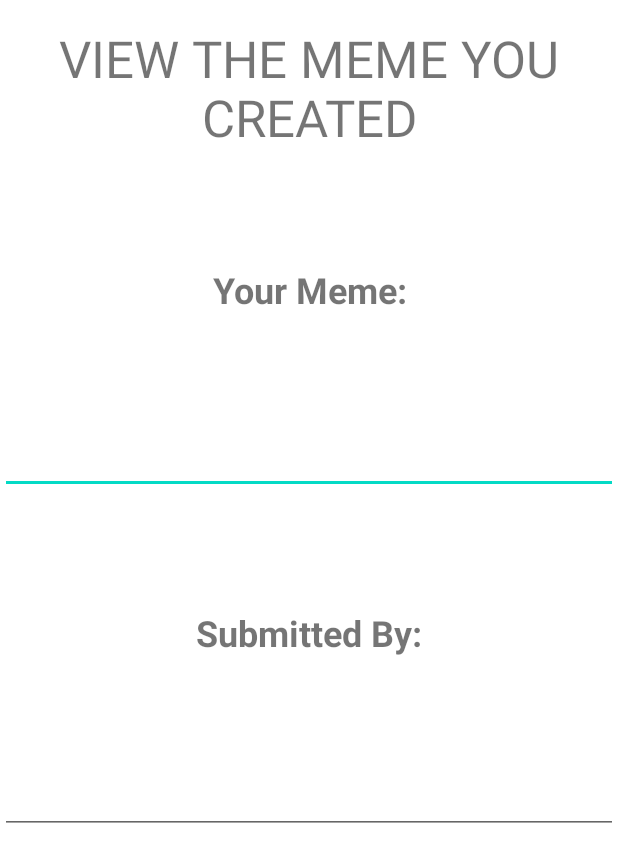
After one commit to ETS-Android2/meme-creator, an Android app: the layout meme_view.xml on its own in the app's theme, with its tools: preview values and no code run, on a phone screen of 412 x 824 dp. The commit adds this screen. Shown: the top 862 px of the screen. Run offline under Robolectric (Android 15) with nearby library versions, the phone set to English and light mode, and no system bars; Roboto replaces fonts that are not available here.

Commit message:
Created the meme view layout

```diff
--- a/app/src/main/java/com/moringaschool/memecreator/MemeView.java
+++ b/app/src/main/java/com/moringaschool/memecreator/MemeView.java
@@ -1,4 +1,24 @@
 package com.moringaschool.memecreator;
 
-public class MemeView {
+import android.os.Bundle;
+import android.view.View;
+import android.widget.EditText;
+
+import androidx.appcompat.app.AppCompatActivity;
+
+import butterknife.BindView;
+import butterknife.ButterKnife;
+
+public class MemeView extends AppCompatActivity {
+    @BindView(R.id.viewMemeText)
+    EditText mViewMemeText;
+    @BindView(R.id.viewSubmittedByText) EditText mViewSubmittedByText;
+
+    @Override
+    protected void onCreate(Bundle savedInstanceState) {
+        super.onCreate(savedInstanceState);
+        setContentView(R.layout.meme_view);
+        ButterKnife.bind(this);
+
+    }
 }
--- /dev/null
+++ b/app/src/main/res/layout/meme_view.xml
@@ -0,0 +1,74 @@
+<?xml version="1.0" encoding="utf-8"?>
+<androidx.constraintlayout.widget.ConstraintLayout xmlns:android="http://schemas.android.com/apk/res/android"
+    xmlns:app="http://schemas.android.com/apk/res-auto"
+    xmlns:tools="http://schemas.android.com/tools"
+    android:layout_width="match_parent"
+    android:layout_height="match_parent">
+
+    <TextView
+        android:id="@+id/memeViewTitle"
+        android:layout_width="match_parent"
+        android:layout_height="wrap_content"
+        android:layout_marginTop="16dp"
+        android:gravity="center"
+        android:text="VIEW THE MEME YOU CREATED"
+        android:textSize="34sp"
+        app:layout_constraintEnd_toEndOf="parent"
+        app:layout_constraintStart_toStartOf="parent"
+        app:layout_constraintTop_toTopOf="parent" />
+
+    <EditText
+        android:id="@+id/viewMemeText"
+        android:layout_width="match_parent"
+        android:layout_height="56dp"
+        android:layout_marginTop="64dp"
+        android:ems="10"
+        android:inputType="textPersonName"
+        android:textSize="24sp"
+        app:layout_constraintEnd_toEndOf="parent"
+        app:layout_constraintHorizontal_bias="0.497"
+        app:layout_constraintStart_toStartOf="parent"
+        app:layout_constraintTop_toBottomOf="@+id/viewMeme"
+        tools:ignore="SpeakableTextPresentCheck" />
+
+    <TextView
+        android:id="@+id/viewMeme"
+        android:layout_width="match_parent"
+        android:layout_height="wrap_content"
+        android:layout_marginTop="76dp"
+        android:gravity="center"
+        android:text="Your Meme:"
+        android:textSize="24sp"
+        android:textStyle="bold"
+        app:layout_constraintEnd_toEndOf="parent"
+        app:layout_constraintHorizontal_bias="0.498"
+        app:layout_constraintStart_toStartOf="parent"
+        app:layout_constraintTop_toBottomOf="@+id/memeViewTitle" />
+
+    <TextView
+        android:id="@+id/viewSubmittedBy"
+        android:layout_width="match_parent"
+        android:layout_height="wrap_content"
+        android:layout_marginTop="76dp"
+        android:gravity="center"
+        android:text="Submitted By:"
+        android:textSize="24sp"
+        android:textStyle="bold"
+        app:layout_constraintEnd_toEndOf="parent"
+        app:layout_constraintHorizontal_bias="0.0"
+        app:layout_constraintStart_toStartOf="parent"
+        app:layout_constraintTop_toBottomOf="@+id/viewMemeText" />
+
+    <EditText
+        android:id="@+id/viewSubmittedByText"
+        android:layout_width="match_parent"
+        android:layout_height="54dp"
+        android:layout_marginTop="64dp"
+        android:ems="10"
+        android:inputType="textPersonName"
+        android:textSize="24sp"
+        app:layout_constraintEnd_toEndOf="parent"
+        app:layout_constraintStart_toStartOf="parent"
+        app:layout_constraintTop_toBottomOf="@+id/viewSubmittedBy"
+        tools:ignore="SpeakableTextPresentCheck" />
+</androidx.constraintlayout.widget.ConstraintLayout>
```
